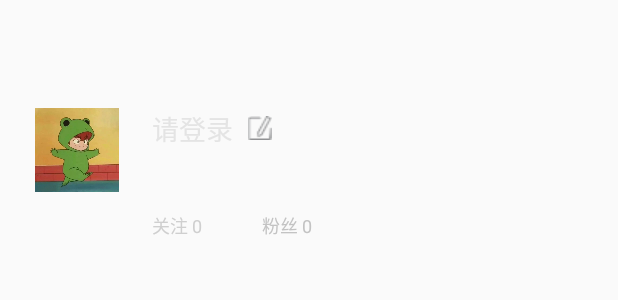
After one commit to LuoSPro/CustomViews, an Android app: the layout layout_menu.xml on its own in the app's theme, with its tools: preview values and no code run, on a phone screen of 412 x 824 dp. The commit adds this screen. Shown: the top 300 px of the screen. Run offline under Robolectric (Android 15) with nearby library versions, the phone set to English and light mode, and no system bars.

Commit message:
仿酷狗音乐侧滑栏效果

```diff
--- a/app/src/main/java/com/example/customviews/MainActivity.kt
+++ b/app/src/main/java/com/example/customviews/MainActivity.kt
@@ -13,6 +13,4 @@ class MainActivity : AppCompatActivity() {
         setContentView(R.layout.activity_main)
 
     }
-
-
 }
--- /dev/null
+++ b/app/src/main/res/layout/layout_menu.xml
@@ -0,0 +1,88 @@
+<?xml version="1.0" encoding="utf-8"?>
+<RelativeLayout
+    xmlns:android="http://schemas.android.com/apk/res/android" android:layout_width="match_parent"
+    android:layout_height="match_parent">
+
+    <LinearLayout
+        android:layout_width="wrap_content"
+        android:layout_height="wrap_content"
+        android:layout_marginTop="72dp"
+        android:orientation="vertical">
+
+        <LinearLayout
+            android:id="@+id/enter_login"
+            android:layout_width="wrap_content"
+            android:layout_height="wrap_content"
+            android:layout_marginLeft="23dp"
+            android:orientation="horizontal">
+
+            <ImageView
+                android:id="@+id/user_head_iv"
+                android:layout_width="56dp"
+                android:layout_height="56dp"
+                android:src="@drawable/pic11" />
+
+            <LinearLayout
+                android:layout_width="wrap_content"
+                android:layout_height="wrap_content"
+                android:layout_marginLeft="22dp"
+                android:orientation="vertical">
+
+                <TextView
+                    android:id="@+id/user_name_tv"
+                    android:layout_width="wrap_content"
+                    android:layout_height="wrap_content"
+                    android:drawablePadding="10dp"
+                    android:drawableRight="@drawable/user_write_paint"
+                    android:text="请登录"
+                    android:textColor="#E4E4E4"
+                    android:textSize="18dp" />
+
+                <LinearLayout
+                    android:layout_width="wrap_content"
+                    android:layout_height="wrap_content"
+                    android:layout_marginTop="42dp"
+                    android:orientation="horizontal">
+
+                    <TextView
+                        android:id="@+id/user_attention_tv"
+                        android:layout_width="wrap_content"
+                        android:layout_height="wrap_content"
+                        android:drawablePadding="10dp"
+                        android:text="关注 0"
+                        android:textColor="#CFCFCF"
+                        android:textSize="12dp" />
+
+                    <TextView
+                        android:layout_width="wrap_content"
+                        android:layout_height="wrap_content"
+                        android:layout_marginLeft="40dp"
+                        android:drawablePadding="10dp"
+                        android:text="粉丝 0"
+                        android:textColor="#C3C3C3"
+                        android:textSize="12dp" />
+
+                </LinearLayout>
+            </LinearLayout>
+        </LinearLayout>
+
+        <ListView
+            android:id="@+id/menu_item_lv"
+            android:layout_width="match_parent"
+            android:layout_height="wrap_content"
+            android:divider="@null"
+            android:dividerHeight="0dp"
+            android:layout_marginTop="60dp"/>
+
+    </LinearLayout>
+
+    <TextView
+        android:layout_width="wrap_content"
+        android:layout_alignParentBottom="true"
+        android:layout_alignParentRight="true"
+        android:layout_margin="20dp"
+        android:text="退出"
+        android:textColor="#FFFFFF"
+        android:layout_height="wrap_content" />
+
+</RelativeLayout>
--- a/app/src/main/res/values/attrs.xml
+++ b/app/src/main/res/values/attrs.xml
@@ -32,4 +32,8 @@
         <attr name="LetterColor" format="color"/>
         <attr name="SelectedLetterColor" format="color"/>
     </declare-styleable>
+
+    <declare-styleable name="SlidingMenu">
+        <attr name="menuMarginRight" format="dimension"/>
+    </declare-styleable>
 </resources>
--- a/app/src/main/res/values/colors.xml
+++ b/app/src/main/res/values/colors.xml
@@ -3,4 +3,5 @@
     <color name="colorPrimary">#6200EE</color>
     <color name="colorPrimaryDark">#3700B3</color>
     <color name="colorAccent">#03DAC5</color>
+    <color name="colorGray">#B6B5B5</color>
 </resources>
--- a/app/src/main/res/values/styles.xml
+++ b/app/src/main/res/values/styles.xml
@@ -1,7 +1,7 @@
 <resources>
 
     <!-- Base application theme. -->
-    <style name="AppTheme" parent="Theme.AppCompat.Light.DarkActionBar">
+    <style name="AppTheme" parent="Theme.AppCompat.Light.NoActionBar">
         <!-- Customize your theme here. -->
         <item name="colorPrimary">@color/colorPrimary</item>
         <item name="colorPrimaryDark">@color/colorPrimaryDark</item>
```
Also changed, not shown: app/src/main/java/com/example/customviews/ScreenUtils.java (added, +23 -0 lines), app/src/main/java/com/example/customviews/SlidingMenu.java (+211 -2 lines), app/src/main/res/drawable/home_menu_bg.xml (added, +7 -0 lines), app/src/main/res/layout/activity_main.xml (+9 -103 lines), app/src/main/res/layout/layout_content.xml (added, +15 -0 lines), app/src/main/res/drawable/pic11.jpg (added), app/src/main/res/drawable/user_write_paint.png (added).
